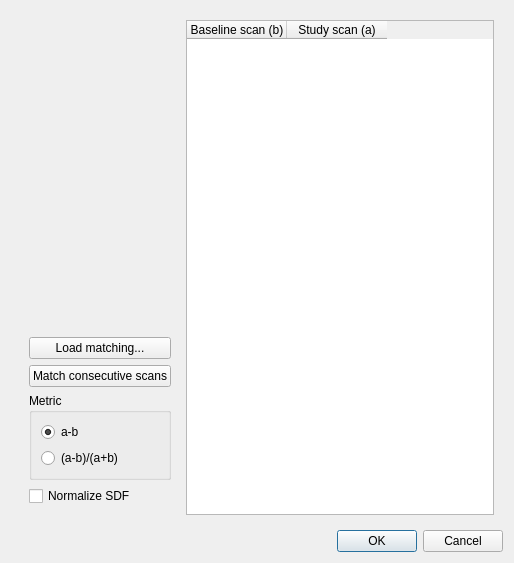
Above: connectometry/match_db.ui from frankyeh/DSI-Studio before the change. Below: the same form after it.
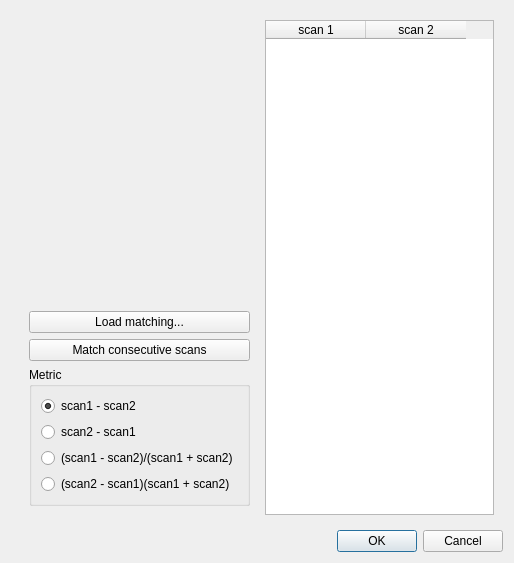
That is the form after the change.

Commit message: revise db matching

```diff
--- a/connectometry/match_db.ui
+++ b/connectometry/match_db.ui
@@ -56,7 +56,7 @@
             <item>
              <widget class="QRadioButton" name="change_dif">
               <property name="text">
-               <string>a-b</string>
+               <string>scan1 - scan2</string>
               </property>
               <property name="checked">
                <bool>true</bool>
@@ -66,20 +66,27 @@
             <item>
              <widget class="QRadioButton" name="change_dif_percentage">
               <property name="text">
-               <string>(a-b)/(a+b)</string>
+               <string>scan2 - scan1</string>
+              </property>
+             </widget>
+            </item>
+            <item>
+             <widget class="QRadioButton" name="dif_type3">
+              <property name="text">
+               <string>(scan1 - scan2)/(scan1 + scan2)</string>
+              </property>
+             </widget>
+            </item>
+            <item>
+             <widget class="QRadioButton" name="dif_type4">
+              <property name="text">
+               <string>(scan2 - scan1)(scan1 + scan2)</string>
               </property>
              </widget>
             </item>
            </layout>
           </widget>
          </item>
-         <item>
-          <widget class="QCheckBox" name="match_normalize">
-           <property name="text">
-            <string>Normalize SDF</string>
-           </property>
-          </widget>
-         </item>
         </layout>
        </widget>
       </item>
@@ -99,12 +106,12 @@
         </property>
         <column>
          <property name="text">
-          <string>Baseline scan (b)</string>
+          <string>scan 1</string>
          </property>
         </column>
         <column>
          <property name="text">
-          <string>Study scan (a)</string>
+          <string>scan 2</string>
          </property>
         </column>
        </widget>
```
Left out of the diff: 4 changed lines with no effect on the pictures. The commit also changes 1 other file.
